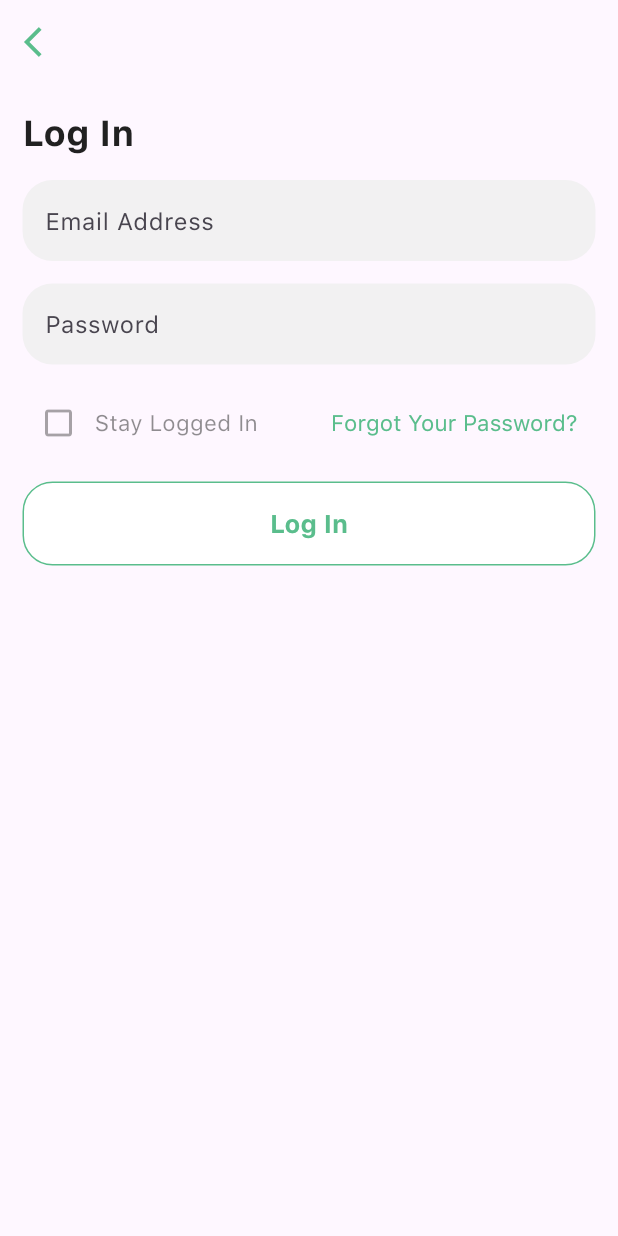
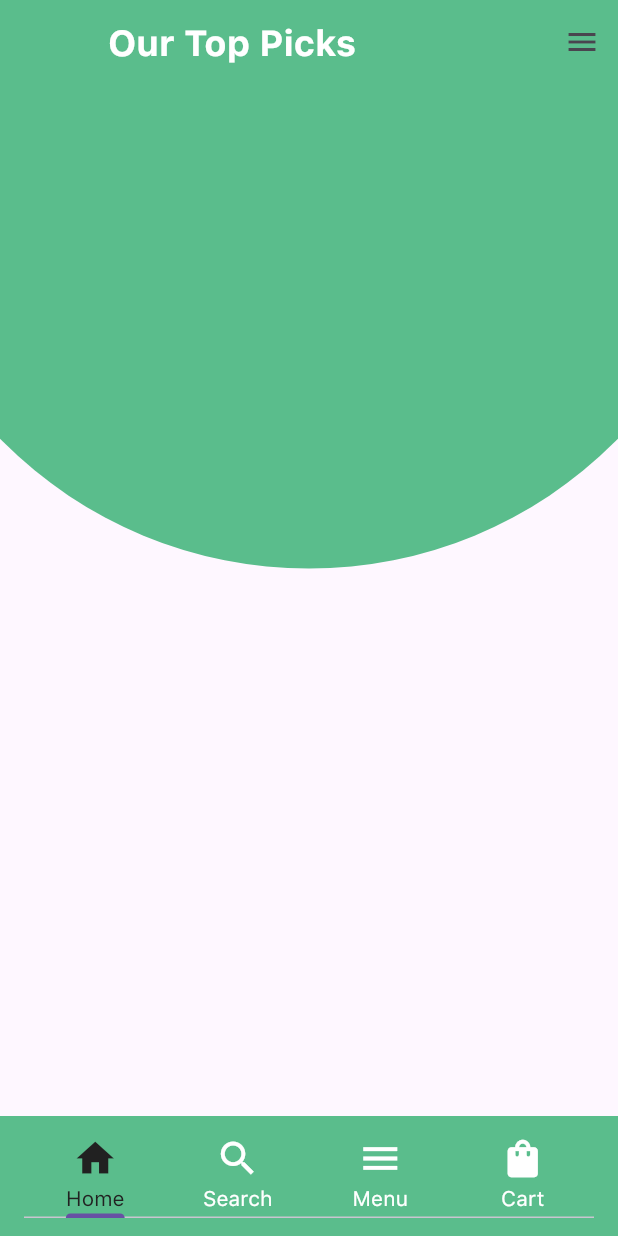
Before and after one commit to IbrahimRanjous/book_store, a Flutter app: the LogInView screen opened by its route, after a tap on "Log In", on a phone screen of 412 x 824 dp. Run offline on Flutter 3.47's test engine with Material 3 defaults, Android fonts, the phone set to English and light mode, and no system bars; our stand-ins replace go_router; project files that could hold a hidden picture were left out.

Commit message:
create main tab & start with home view body

```diff
--- /dev/null
+++ b/lib/Features/Presentation/home/presentation/views/home_view.dart
@@ -0,0 +1,13 @@
+import 'package:book_store/Features/Presentation/home/presentation/views/widgets/home_view_body.dart';
+import 'package:flutter/material.dart';
+
+class HomeView extends StatelessWidget {
+  const HomeView({super.key});
+
+  @override
+  Widget build(BuildContext context) {
+    return const Scaffold(
+      body: HomeViewBody(),
+    );
+  }
+}
--- /dev/null
+++ b/lib/Features/Presentation/home/presentation/views/widgets/build_align.dart
@@ -0,0 +1,29 @@
+import 'package:book_store/core/utils/color_extenstion.dart';
+import 'package:flutter/material.dart';
+
+class buildAlign extends StatelessWidget {
+  const buildAlign({
+    super.key,
+    required this.mediaQuery,
+  });
+
+  final Size mediaQuery;
+
+  @override
+  Widget build(BuildContext context) {
+    return Align(
+      child: Transform.scale(
+        scale: 1.4,
+        origin: Offset(0, mediaQuery.width * .7),
+        child: Container(
+          width: mediaQuery.width,
+          height: mediaQuery.width,
+          decoration: BoxDecoration(
+            color: TColor.primary,
+            borderRadius: BorderRadius.circular(mediaQuery.width * 0.5),
+          ),
+        ),
+      ),
+    );
+  }
+}
--- /dev/null
+++ b/lib/Features/Presentation/home/presentation/views/widgets/home_view_body.dart
@@ -0,0 +1,57 @@
+import 'package:book_store/Features/Presentation/home/presentation/views/widgets/build_align.dart';
+import 'package:book_store/core/utils/styles.dart';
+import 'package:flutter/material.dart';
+import 'package:flutter/rendering.dart';
+
+class HomeViewBody extends StatefulWidget {
+  const HomeViewBody({super.key});
+
+  @override
+  State<HomeViewBody> createState() => _HomeViewBodyState();
+}
+
+class _HomeViewBodyState extends State<HomeViewBody> {
+  @override
+  Widget build(BuildContext context) {
+    var mediaQuery = MediaQuery.of(context).size;
+    return Scaffold(
+      body: SafeArea(
+        child: SingleChildScrollView(
+          child: Column(
+            mainAxisAlignment: MainAxisAlignment.start,
+            children: [
+              Stack(
+                alignment: Alignment.topCenter,
+                children: [
+                  buildAlign(mediaQuery: mediaQuery),
+                  Column(
+                    mainAxisAlignment: MainAxisAlignment.start,
+                    mainAxisSize: MainAxisSize.min,
+                    children: [
+                      AppBar(
+                        elevation: 0,
+                        backgroundColor: Colors.transparent,
+                        title: Text(
+                          'Our Top Picks',
+                          style:
+                              Styles.TextStyle24.copyWith(color: Colors.white),
+                        ),
+                        leading: Container(),
+                        actions: [
+                          IconButton(
+                            onPressed: () {},
+                            icon: const Icon(Icons.menu),
+                          ),
+                        ],
+                      )
+                    ],
+                  )
+                ],
+              )
+            ],
+          ),
+        ),
+      ),
+    );
+  }
+}
--- /dev/null
+++ b/lib/Features/Presentation/mainTab/presentation/views/main_tab_view.dart
@@ -0,0 +1,74 @@
+import 'package:book_store/Features/Presentation/home/presentation/views/home_view.dart';
+import 'package:book_store/core/utils/color_extenstion.dart';
+import 'package:flutter/material.dart';
+
+class MainTabView extends StatefulWidget {
+  const MainTabView({super.key});
+
+  @override
+  State<MainTabView> createState() => _MainTabViewState();
+}
+
+class _MainTabViewState extends State<MainTabView>
+    with TickerProviderStateMixin {
+  TabController? controller;
+
+  @override
+  void initState() {
+    super.initState();
+    controller = TabController(length: 4, vsync: this);
+  }
+
+  @override
+  Widget build(BuildContext context) {
+    return Scaffold(
+      body: TabBarView(
+        controller: controller,
+        children: [
+          const HomeView(),
+          Container(),
+          Container(),
+          Container(),
+        ],
+      ),
+      bottomNavigationBar: BottomAppBar(
+        color: TColor.primary,
+        child: TabBar(
+          unselectedLabelColor: Colors.white,
+          labelColor: TColor.text,
+          controller: controller,
+          tabs: const [
+            Tab(
+              icon: Icon(
+                Icons.home,
+                size: 30,
+              ),
+              text: 'Home',
+            ),
+            Tab(
+              icon: Icon(
+                Icons.search,
+                size: 30,
+              ),
+              text: 'Search',
+            ),
+            Tab(
+              icon: Icon(
+                Icons.menu,
+                size: 30,
+              ),
+              text: 'Menu',
+            ),
+            Tab(
+              icon: Icon(
+                Icons.shopping_bag,
+                size: 30,
+              ),
+              text: 'Cart',
+            ),
+          ],
+        ),
+      ),
+    );
+  }
+}
--- a/lib/Features/Presentation/sign in/up/presentation/views/widgets/help_us_view_body.dart
+++ b/lib/Features/Presentation/sign in/up/presentation/views/widgets/help_us_view_body.dart
@@ -1,8 +1,10 @@
 import 'package:book_store/Features/Presentation/onboarding/presentation/views/widgets/custom_text_botton.dart';
 import 'package:book_store/Features/Presentation/sign%20in/up/presentation/views/widgets/custom_drop_down_button.dart';
+import 'package:book_store/core/utils/app_router.dart';
 import 'package:book_store/core/utils/color_extenstion.dart';
 import 'package:book_store/core/utils/styles.dart';
 import 'package:flutter/material.dart';
+import 'package:go_router/go_router.dart';
 
 class HelpUsViewBody extends StatefulWidget {
   const HelpUsViewBody({super.key});
@@ -48,11 +50,16 @@ class _HelpUsViewBodyState extends State<HelpUsViewBody> {
               hint: 'City',
               itemsList: ['city1', 'city2'],
             ),
-            const Padding(
-              padding: EdgeInsets.all(8.0),
+            Padding(
+              padding: const EdgeInsets.all(8.0),
               child: Row(
                 mainAxisAlignment: MainAxisAlignment.end,
-                children: [CustomTextButton(text: 'Skip')],
+                children: [
+                  CustomTextButton(
+                    text: 'Skip',
+                    onPressed: () => context.go(AppRouter.kMainTabView),
+                  )
+                ],
               ),
             )
           ],
--- a/lib/Features/Presentation/sign in/up/presentation/views/widgets/log_in_view_body.dart
+++ b/lib/Features/Presentation/sign in/up/presentation/views/widgets/log_in_view_body.dart
@@ -90,7 +90,7 @@ class _LogInViewBodyState extends State<LogInViewBody> {
               height: 15,
             ),
             CustomElevatedButton(
-              onPressed: () {},
+              onPressed: () => context.go(AppRouter.kMainTabView),
               title: 'Log In',
             ),
           ],
--- a/lib/core/utils/app_router.dart
+++ b/lib/core/utils/app_router.dart
@@ -1,3 +1,5 @@
+import 'package:book_store/Features/Presentation/home/presentation/views/home_view.dart';
+import 'package:book_store/Features/Presentation/mainTab/presentation/views/main_tab_view.dart';
 import 'package:book_store/Features/Presentation/onboarding/presentation/views/onboarding_view.dart';
 import 'package:book_store/Features/Presentation/onboarding/presentation/views/welcom_view.dart';
 import 'package:book_store/Features/Presentation/sign%20in/up/presentation/views/forgot_password_view.dart';
@@ -12,6 +14,8 @@ class AppRouter {
   static const kLogInView = '/LogInView';
   static const kForgotPasswordView = '/forgotPasswordView';
   static const kHelpUsView = '/helpUsView';
+  static const kMainTabView = '/mainTabView';
+  static const kHomeView = '/homeView';
   static final router = GoRouter(
     routes: [
       GoRoute(
@@ -39,6 +43,14 @@ class AppRouter {
         path: kHelpUsView,
         builder: (context, state) => const HelpUsView(),
       ),
+      GoRoute(
+        path: kMainTabView,
+        builder: (context, state) => const MainTabView(),
+      ),
+      GoRoute(
+        path: kHomeView,
+        builder: (context, state) => const HomeView(),
+      ),
     ],
   );
 }
```
